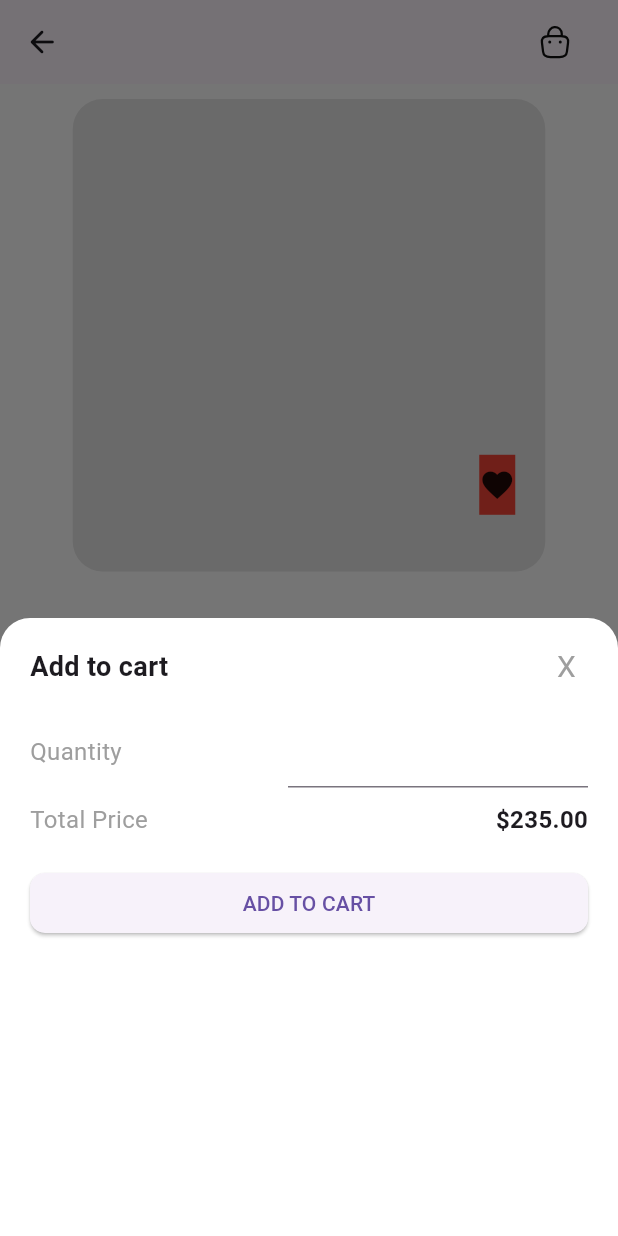
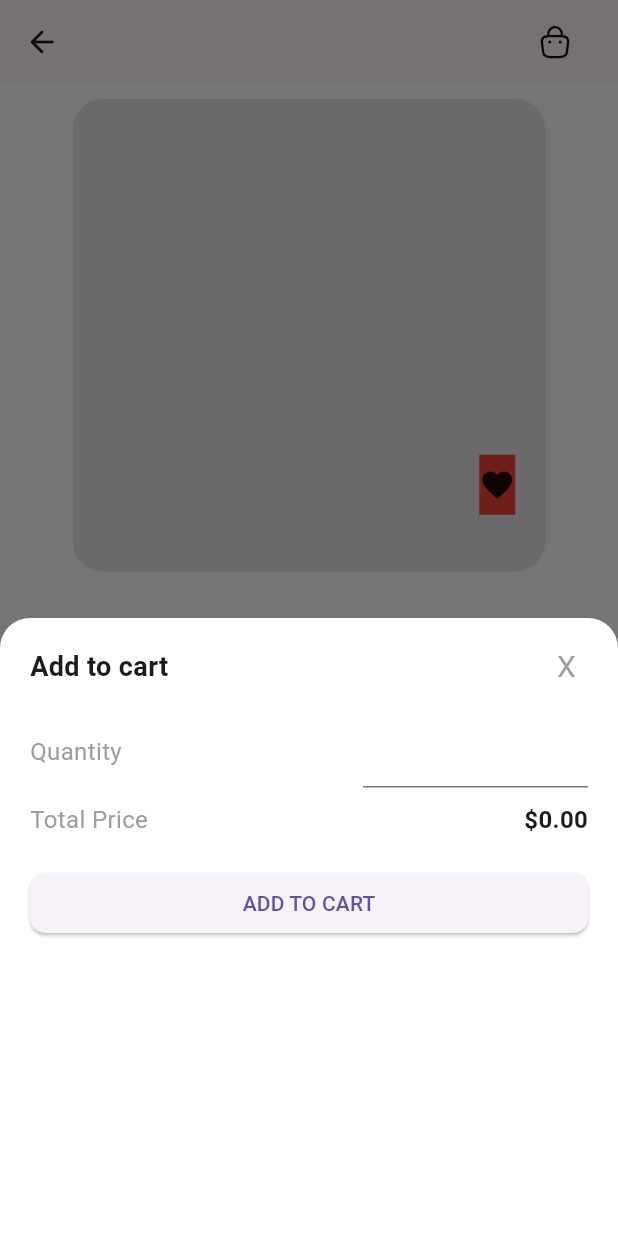
Before and after one commit to aashutosh-dev1/basic_ecom_clean_code_architecture, a Flutter app: the ProductDetailView screen opened directly with empty values, after a tap on "ADD TO CART", on a phone screen of 412 x 824 dp. Run offline on Flutter 3.47's test engine with Material 3 defaults, Android fonts, the phone set to English and light mode, and no system bars; our stand-ins replace bloc, cloud_firestore, equatable, firebase_core, flutter_bloc, flutter_svg and 1 more; accounts and stored records are empty.

Commit message:
implemented bottom sheet part to update the product details

```diff
--- a/lib/data/models/product_model.dart
+++ b/lib/data/models/product_model.dart
@@ -105,10 +105,8 @@ class ProductModel extends Equatable {
     result.addAll({'brand': brand});
     result.addAll({'brandLogo': brandLogo});
     result.addAll({'id': id});
-    if (minQty != null) {
-      result.addAll({'minQty': minQty});
-    }
-    result.addAll({'reviews': reviews.map((x) => x.toMap()).toList()});
+    result.addAll({'minQty': minQty});
+      result.addAll({'reviews': reviews.map((x) => x.toMap()).toList()});
 
     return result;
   }
--- a/lib/presentation/bloc/discover_cubit/discover_cubit.dart
+++ b/lib/presentation/bloc/discover_cubit/discover_cubit.dart
@@ -1,7 +1,5 @@
 import 'dart:async';
-import 'dart:developer';
 
-import 'package:bloc/bloc.dart';
 import 'package:equatable/equatable.dart';
 import 'package:flutter/widgets.dart';
 import 'package:flutter_bloc/flutter_bloc.dart';
--- a/lib/presentation/views/cart_view.dart
+++ b/lib/presentation/views/cart_view.dart
@@ -1,7 +1,6 @@
 import 'package:flutter/material.dart';
 import 'package:flutter_bloc/flutter_bloc.dart';
 import 'package:gap/gap.dart';
-import 'package:shoesly/data/models/product_model.dart';
 import 'package:shoesly/data/network/firestore_db.dart';
 import 'package:shoesly/presentation/bloc/cart_cubit/cart_cubit.dart';
 import 'package:shoesly/presentation/widgets/cart_item_widget.dart';
@@ -106,7 +105,7 @@ class _CartViewState extends State<CartView> {
           child: ListView.builder(
             itemCount: context.watch<CartCubit>().state.cartItem.length,
             itemBuilder: (context, index) => Padding(
-              padding: EdgeInsets.only(bottom: 30.0),
+              padding: const EdgeInsets.only(bottom: 30.0),
               child: CartItemWidget(
                 i: index,
                 productModel: cartBloc.state.cartItem[index],
--- a/lib/presentation/views/product_detail_view.dart
+++ b/lib/presentation/views/product_detail_view.dart
@@ -1,7 +1,5 @@
 import 'package:carousel_slider/carousel_slider.dart';
-import 'package:flutter/cupertino.dart';
 import 'package:flutter/material.dart';
-import 'package:flutter/widgets.dart';
 import 'package:flutter_bloc/flutter_bloc.dart';
 import 'package:flutter_svg/svg.dart';
 import 'package:gap/gap.dart';
@@ -24,6 +22,7 @@ class ProductDetailView extends StatefulWidget {
 class _ProductDetailViewState extends State<ProductDetailView> {
   ProductModel get product => widget.productModel;
   int _currentIndex = 0;
+
   Widget buildIndicator(int length) {
     return Row(
       mainAxisAlignment: MainAxisAlignment.center,
@@ -70,7 +69,7 @@ class _ProductDetailViewState extends State<ProductDetailView> {
             ),
             const Spacer(),
             GestureDetector(
-              onTap: () => openAddCartBottomSheet(context),
+              onTap: () => openAddCartBottomSheet(context,product),
               child: Container(
                 padding: const EdgeInsets.fromLTRB(13.0, 18.0, 24.0, 20.0),
 
@@ -376,15 +375,20 @@ class _ProductDetailViewState extends State<ProductDetailView> {
     );
   }
 
-  openAddCartBottomSheet(BuildContext context) {
-    return showModalBottomSheet(
+void openAddCartBottomSheet(BuildContext context, ProductModel product) {
+  TextEditingController qtyController = TextEditingController();
+  double totalPrice = product.price; // Initialize totalPrice with the product price
+
+  showModalBottomSheet(
     context: context,
     isScrollControlled: true,
     builder: (BuildContext bc) {
+      return StatefulBuilder(builder: (context, setState) {
         return SingleChildScrollView(
           child: Padding(
             padding: EdgeInsets.only(
-                bottom: MediaQuery.of(context).viewInsets.bottom / 2),
+              bottom: MediaQuery.of(context).viewInsets.bottom / 2,
+            ),
             child: Container(
               height: MediaQuery.of(context).size.height * 0.5,
               decoration: const BoxDecoration(
@@ -397,11 +401,12 @@ class _ProductDetailViewState extends State<ProductDetailView> {
               child: Padding(
                 padding: const EdgeInsets.fromLTRB(20, 10, 20, 20),
                 child: Column(
+                  crossAxisAlignment: CrossAxisAlignment.start,
                   children: <Widget>[
                     Row(
                       mainAxisAlignment: MainAxisAlignment.spaceBetween,
                       children: <Widget>[
-                        Text(
+                        const Text(
                           "Add to cart",
                           style: TextStyle(
                             fontSize: 18.0,
@@ -412,8 +417,8 @@ class _ProductDetailViewState extends State<ProductDetailView> {
                           onTap: () {
                             Navigator.pop(context);
                           },
-                          child: Padding(
-                            padding: const EdgeInsets.all(8.0),
+                          child: const Padding(
+                            padding: EdgeInsets.all(8.0),
                             child: Text(
                               "X",
                               style: TextStyle(
@@ -426,40 +431,38 @@ class _ProductDetailViewState extends State<ProductDetailView> {
                       ],
                     ),
                     const SizedBox(height: 10.0),
-                    const Row(
+                    Row(
                       mainAxisAlignment: MainAxisAlignment.spaceBetween,
                       children: <Widget>[
-                        Text(
+                        const Text(
                           "Quantity",
                           style: TextStyle(
                             fontSize: 16.0,
                             color: Colors.grey,
                           ),
                         ),
-                        Row(
-                          children: <Widget>[
                         SizedBox(
-                              width: 200,
-                              child: TextField(),
-                            )
-                            // IconButton(
-                            //   icon: const Icon(Icons.remove),
-                            //   onPressed: () {},
-                            // ),
-                            // const Text("1"),
-                            // IconButton(
-                            //   icon: const Icon(Icons.add),
-                            //   onPressed: () {},
-                            // ),
-                          ],
+                          width: 150,
+                          child: TextField(
+                            controller: qtyController,
+                            keyboardType: TextInputType.number,
+                            onChanged: (value) {
+                              // Parse the input value as an integer
+                              int quantity = int.tryParse(value) ?? 0;
+                              // Update totalPrice based on the quantity
+                              totalPrice = product.price * quantity;
+                              // Update the state to reflect the changes
+                              setState(() {});
+                            },
+                          ),
                         ),
                       ],
                     ),
                     const SizedBox(height: 10.0),
-                    const Row(
+                    Row(
                       mainAxisAlignment: MainAxisAlignment.spaceBetween,
                       children: <Widget>[
-                        Text(
+                        const Text(
                           "Total Price",
                           style: TextStyle(
                             fontSize: 16.0,
@@ -467,8 +470,8 @@ class _ProductDetailViewState extends State<ProductDetailView> {
                           ),
                         ),
                         Text(
-                          "\$235.00",
-                          style: TextStyle(
+                          "\$${totalPrice.toStringAsFixed(2)}",
+                          style: const TextStyle(
                             fontSize: 16.0,
                             fontWeight: FontWeight.bold,
                           ),
@@ -481,9 +484,9 @@ class _ProductDetailViewState extends State<ProductDetailView> {
                         Expanded(
                           child: ElevatedButton(
                             onPressed: () {
-                              context
-                                  .read<CartCubit>()
-                                  .addProductToCart(product);
+                              // Add the product to the cart with the specified quantity
+                              int quantity = int.tryParse(qtyController.text) ?? 0;
+                              context.read<CartCubit>().addProductToCart(product, quantity);
                               Navigator.pop(context);
                             },
                             style: ElevatedButton.styleFrom(
@@ -502,7 +505,9 @@ class _ProductDetailViewState extends State<ProductDetailView> {
             ),
           ),
         );
+      });
     },
   );
 }
+
 }
--- a/lib/presentation/views/splash_view.dart
+++ b/lib/presentation/views/splash_view.dart
@@ -1,6 +1,5 @@
 import 'package:flutter/material.dart';
 import 'package:flutter_bloc/flutter_bloc.dart';
-import 'package:shoesly/data/network/firestore_db.dart';
 import 'package:shoesly/presentation/views/discover_view.dart';
 
 import '../bloc/discover_cubit/discover_cubit.dart';
--- a/lib/presentation/widgets/category_widget.dart
+++ b/lib/presentation/widgets/category_widget.dart
@@ -1,4 +1,3 @@
-import 'dart:ffi';
 
 import 'package:flutter/material.dart';
 import 'package:flutter_bloc/flutter_bloc.dart';
--- a/lib/presentation/widgets/products_widget.dart
+++ b/lib/presentation/widgets/products_widget.dart
@@ -1,9 +1,7 @@
 import 'package:flutter/material.dart';
-import 'package:flutter_svg/svg.dart';
 import 'package:gap/gap.dart';
 
 import 'package:shoesly/data/models/product_model.dart';
-import 'package:shoesly/utils/assets_manager.dart';
 import 'package:shoesly/utils/colors.dart';
 
 class ProductsWidget extends StatefulWidget {
```
Also changed, not shown: lib/data/network/firestore_db.dart (+12 -12 lines), lib/presentation/bloc/cart_cubit/cart_cubit.dart (+15 -4 lines), lib/presentation/views/discover_view.dart (+2 -5 lines), lib/presentation/widgets/cart_item_widget.dart (+6 -6 lines). Lines whose indentation alone changed are shown as unchanged.
